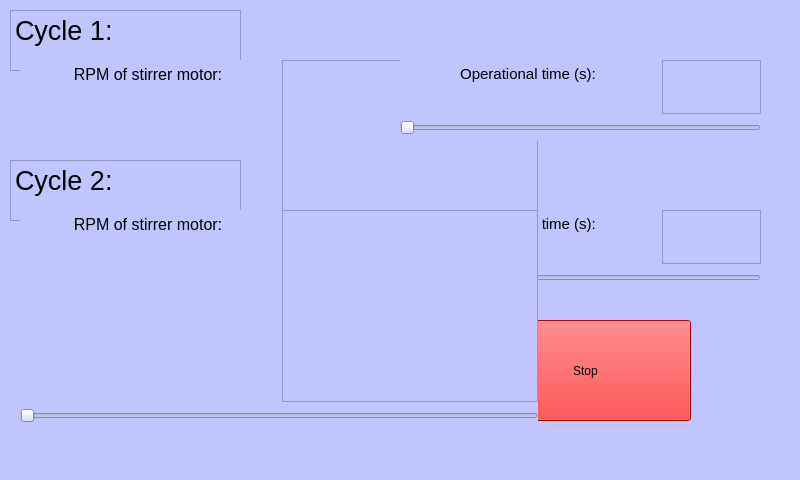
Old version of the form automation/GUI_automation.ui in the repository AndreasNilsson123/SpinchemDBT23.
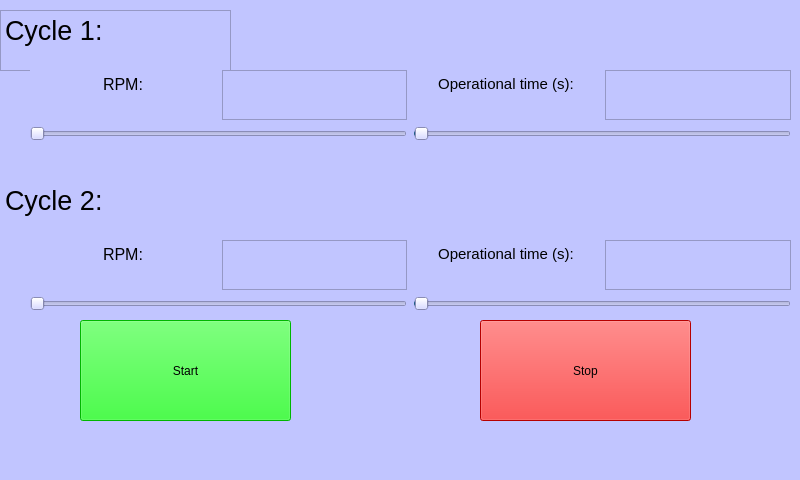
New version of the form.

What changed in the file:
```diff
--- a/automation/GUI_automation.ui
+++ b/automation/GUI_automation.ui
@@ -20,161 +20,6 @@
    <string notr="true">background-color: rgb(193, 197, 255);</string>
   </property>
   <widget class="QWidget" name="centralwidget">
-   <widget class="QWidget" name="gridLayoutWidget">
-    <property name="geometry">
-     <rect>
-      <x>20</x>
-      <y>60</y>
-      <width>361</width>
-      <height>81</height>
-     </rect>
-    </property>
-    <layout class="QFormLayout" name="formLayout">
-     <property name="sizeConstraint">
-      <enum>QLayout::SetFixedSize</enum>
-     </property>
-     <item row="0" column="0">
-      <widget class="QTextEdit" name="textEdit">
-       <property name="styleSheet">
-        <string notr="true">background-color: rgba(255, 255, 255,0);</string>
-       </property>
-       <property name="verticalScrollBarPolicy">
-        <enum>Qt::ScrollBarAlwaysOff</enum>
-       </property>
-       <property name="readOnly">
-        <bool>true</bool>
-       </property>
-       <property name="html">
-        <string>&lt;!DOCTYPE HTML PUBLIC &quot;-//W3C//DTD HTML 4.0//EN&quot; &quot;http://www.w3.org/TR/REC-html40/strict.dtd&quot;&gt;
-&lt;html&gt;&lt;head&gt;&lt;meta name=&quot;qrichtext&quot; content=&quot;1&quot; /&gt;&lt;style type=&quot;text/css&quot;&gt;
-p, li { white-space: pre-wrap; }
-&lt;/style&gt;&lt;/head&gt;&lt;body style=&quot; font-family:'MS Shell Dlg 2'; font-size:7.8pt; font-weight:400; font-style:normal;&quot;&gt;
-&lt;p align=&quot;center&quot; style=&quot; margin-top:0px; margin-bottom:0px; margin-left:0px; margin-right:0px; -qt-block-indent:0; text-indent:0px;&quot;&gt;&lt;span style=&quot; font-size:12pt;&quot;&gt;RPM of stirrer motor:&lt;/span&gt;&lt;/p&gt;
-&lt;p align=&quot;center&quot; style=&quot;-qt-paragraph-type:empty; margin-top:0px; margin-bottom:0px; margin-left:0px; margin-right:0px; -qt-block-indent:0; text-indent:0px;&quot;&gt;&lt;br /&gt;&lt;/p&gt;&lt;/body&gt;&lt;/html&gt;</string>
-       </property>
-      </widget>
-     </item>
-     <item row="0" column="1">
-      <widget class="QTextEdit" name="dispStirrerSpeed">
-       <property name="styleSheet">
-        <string notr="true">font: 20pt &quot;MS Shell Dlg 2&quot;;</string>
-       </property>
-       <property name="verticalScrollBarPolicy">
-        <enum>Qt::ScrollBarAlwaysOff</enum>
-       </property>
-       <property name="readOnly">
-        <bool>true</bool>
-       </property>
-       <property name="html">
-        <string>&lt;!DOCTYPE HTML PUBLIC &quot;-//W3C//DTD HTML 4.0//EN&quot; &quot;http://www.w3.org/TR/REC-html40/strict.dtd&quot;&gt;
-&lt;html&gt;&lt;head&gt;&lt;meta name=&quot;qrichtext&quot; content=&quot;1&quot; /&gt;&lt;style type=&quot;text/css&quot;&gt;
-p, li { white-space: pre-wrap; }
-&lt;/style&gt;&lt;/head&gt;&lt;body style=&quot; font-family:'MS Shell Dlg 2'; font-size:20pt; font-weight:400; font-style:normal;&quot;&gt;
-&lt;p style=&quot;-qt-paragraph-type:empty; margin-top:0px; margin-bottom:0px; margin-left:0px; margin-right:0px; -qt-block-indent:0; text-indent:0px;&quot;&gt;&lt;br /&gt;&lt;/p&gt;&lt;/body&gt;&lt;/html&gt;</string>
-       </property>
-      </widget>
-     </item>
-     <item row="2" column="1">
-      <layout class="QVBoxLayout" name="verticalLayout_2"/>
-     </item>
-     <item row="1" column="0" colspan="2">
-      <widget class="QSlider" name="stirrerSpeed">
-       <property name="minimum">
-        <number>50</number>
-       </property>
-       <property name="maximum">
-        <number>1000</number>
-       </property>
-       <property name="singleStep">
-        <number>10</number>
-       </property>
-       <property name="sliderPosition">
-        <number>50</number>
-       </property>
-       <property name="orientation">
-        <enum>Qt::Horizontal</enum>
-       </property>
-      </widget>
-     </item>
-    </layout>
-   </widget>
-   <widget class="QWidget" name="gridLayoutWidget_2">
-    <property name="geometry">
-     <rect>
-      <x>400</x>
-      <y>60</y>
-      <width>361</width>
-      <height>81</height>
-     </rect>
-    </property>
-    <layout class="QFormLayout" name="formLayout_2">
-     <item row="0" column="0">
-      <widget class="QTextEdit" name="textEdit_2">
-       <property name="styleSheet">
-        <string notr="true">background-color: rgba(255, 255, 255,0);</string>
-       </property>
-       <property name="verticalScrollBarPolicy">
-        <enum>Qt::ScrollBarAlwaysOff</enum>
-       </property>
-       <property name="readOnly">
-        <bool>true</bool>
-       </property>
-       <property name="html">
-        <string>&lt;!DOCTYPE HTML PUBLIC &quot;-//W3C//DTD HTML 4.0//EN&quot; &quot;http://www.w3.org/TR/REC-html40/strict.dtd&quot;&gt;
-&lt;html&gt;&lt;head&gt;&lt;meta name=&quot;qrichtext&quot; content=&quot;1&quot; /&gt;&lt;style type=&quot;text/css&quot;&gt;
-p, li { white-space: pre-wrap; }
-&lt;/style&gt;&lt;/head&gt;&lt;body style=&quot; font-family:'MS Shell Dlg 2'; font-size:7.8pt; font-weight:400; font-style:normal;&quot;&gt;
-&lt;p align=&quot;center&quot; style=&quot; margin-top:0px; margin-bottom:0px; margin-left:0px; margin-right:0px; -qt-block-indent:0; text-indent:0px;&quot;&gt;&lt;span style=&quot; font-size:11pt;&quot;&gt;Operational time (s):&lt;/span&gt;&lt;/p&gt;&lt;/body&gt;&lt;/html&gt;</string>
-       </property>
-      </widget>
-     </item>
-     <item row="0" column="1">
-      <widget class="QTextEdit" name="dispOperationalTime">
-       <property name="styleSheet">
-        <string notr="true">font: 20pt &quot;MS Shell Dlg 2&quot;;</string>
-       </property>
-       <property name="verticalScrollBarPolicy">
-        <enum>Qt::ScrollBarAlwaysOff</enum>
-       </property>
-       <property name="readOnly">
-        <bool>true</bool>
-       </property>
-       <property name="html">
-        <string>&lt;!DOCTYPE HTML PUBLIC &quot;-//W3C//DTD HTML 4.0//EN&quot; &quot;http://www.w3.org/TR/REC-html40/strict.dtd&quot;&gt;
-&lt;html&gt;&lt;head&gt;&lt;meta name=&quot;qrichtext&quot; content=&quot;1&quot; /&gt;&lt;style type=&quot;text/css&quot;&gt;
-p, li { white-space: pre-wrap; }
-&lt;/style&gt;&lt;/head&gt;&lt;body style=&quot; font-family:'MS Shell Dlg 2'; font-size:20pt; font-weight:400; font-style:normal;&quot;&gt;
-&lt;p style=&quot;-qt-paragraph-type:empty; margin-top:0px; margin-bottom:0px; margin-left:0px; margin-right:0px; -qt-block-indent:0; text-indent:0px;&quot;&gt;&lt;br /&gt;&lt;/p&gt;&lt;/body&gt;&lt;/html&gt;</string>
-       </property>
-      </widget>
-     </item>
-     <item row="2" column="1">
-      <layout class="QVBoxLayout" name="verticalLayout_3"/>
-     </item>
-     <item row="1" column="0" colspan="2">
-      <widget class="QSlider" name="operationalTime">
-       <property name="minimum">
-        <number>5</number>
-       </property>
-       <property name="maximum">
-        <number>1000</number>
-       </property>
-       <property name="singleStep">
-        <number>10</number>
-       </property>
-       <property name="value">
-        <number>5</number>
-       </property>
-       <property name="sliderPosition">
-        <number>5</number>
-       </property>
-       <property name="orientation">
-        <enum>Qt::Horizontal</enum>
-       </property>
-      </widget>
-     </item>
-    </layout>
-   </widget>
    <widget class="QPushButton" name="startButton">
     <property name="geometry">
      <rect>
@@ -212,7 +57,7 @@
    <widget class="QTextEdit" name="textEdit_3">
     <property name="geometry">
      <rect>
-      <x>10</x>
+      <x>0</x>
       <y>10</y>
       <width>231</width>
       <height>61</height>
@@ -229,35 +74,15 @@
    <widget class="QWidget" name="gridLayoutWidget_3">
     <property name="geometry">
      <rect>
-      <x>400</x>
-      <y>210</y>
-      <width>361</width>
-      <height>81</height>
+      <x>30</x>
+      <y>70</y>
+      <width>761</width>
+      <height>71</height>
      </rect>
     </property>
-    <layout class="QFormLayout" name="formLayout_5">
-     <item row="0" column="0">
-      <widget class="QTextEdit" name="textEdit_5">
-       <property name="styleSheet">
-        <string notr="true">background-color: rgba(255, 255, 255,0);</string>
-       </property>
-       <property name="verticalScrollBarPolicy">
-        <enum>Qt::ScrollBarAlwaysOff</enum>
-       </property>
-       <property name="readOnly">
-        <bool>true</bool>
-       </property>
-       <property name="html">
-        <string>&lt;!DOCTYPE HTML PUBLIC &quot;-//W3C//DTD HTML 4.0//EN&quot; &quot;http://www.w3.org/TR/REC-html40/strict.dtd&quot;&gt;
-&lt;html&gt;&lt;head&gt;&lt;meta name=&quot;qrichtext&quot; content=&quot;1&quot; /&gt;&lt;style type=&quot;text/css&quot;&gt;
-p, li { white-space: pre-wrap; }
-&lt;/style&gt;&lt;/head&gt;&lt;body style=&quot; font-family:'MS Shell Dlg 2'; font-size:7.8pt; font-weight:400; font-style:normal;&quot;&gt;
-&lt;p align=&quot;center&quot; style=&quot; margin-top:0px; margin-bottom:0px; margin-left:0px; margin-right:0px; -qt-block-indent:0; text-indent:0px;&quot;&gt;&lt;span style=&quot; font-size:11pt;&quot;&gt;Operational time (s):&lt;/span&gt;&lt;/p&gt;&lt;/body&gt;&lt;/html&gt;</string>
-       </property>
-      </widget>
-     </item>
+    <layout class="QGridLayout" name="gridLayout">
      <item row="0" column="1">
-      <widget class="QTextEdit" name="dispOperationalTime_3">
+      <widget class="QTextEdit" name="dispStirrerSpeed">
        <property name="styleSheet">
         <string notr="true">font: 20pt &quot;MS Shell Dlg 2&quot;;</string>
        </property>
@@ -276,13 +101,90 @@
        </property>
       </widget>
      </item>
-     <item row="2" column="1">
-      <layout class="QVBoxLayout" name="verticalLayout_6"/>
+     <item row="0" column="2">
+      <widget class="QTextEdit" name="textEdit_2">
+       <property name="styleSheet">
+        <string notr="true">background-color: rgba(255, 255, 255,0);</string>
+       </property>
+       <property name="verticalScrollBarPolicy">
+        <enum>Qt::ScrollBarAlwaysOff</enum>
+       </property>
+       <property name="readOnly">
+        <bool>true</bool>
+       </property>
+       <property name="html">
+        <string>&lt;!DOCTYPE HTML PUBLIC &quot;-//W3C//DTD HTML 4.0//EN&quot; &quot;http://www.w3.org/TR/REC-html40/strict.dtd&quot;&gt;
+&lt;html&gt;&lt;head&gt;&lt;meta name=&quot;qrichtext&quot; content=&quot;1&quot; /&gt;&lt;style type=&quot;text/css&quot;&gt;
+p, li { white-space: pre-wrap; }
+&lt;/style&gt;&lt;/head&gt;&lt;body style=&quot; font-family:'MS Shell Dlg 2'; font-size:7.8pt; font-weight:400; font-style:normal;&quot;&gt;
+&lt;p align=&quot;center&quot; style=&quot; margin-top:0px; margin-bottom:0px; margin-left:0px; margin-right:0px; -qt-block-indent:0; text-indent:0px;&quot;&gt;&lt;span style=&quot; font-size:11pt;&quot;&gt;Operational time (s):&lt;/span&gt;&lt;/p&gt;&lt;/body&gt;&lt;/html&gt;</string>
+       </property>
+      </widget>
+     </item>
+     <item row="0" column="3">
+      <widget class="QTextEdit" name="dispOperationalTime">
+       <property name="styleSheet">
+        <string notr="true">font: 20pt &quot;MS Shell Dlg 2&quot;;</string>
+       </property>
+       <property name="verticalScrollBarPolicy">
+        <enum>Qt::ScrollBarAlwaysOff</enum>
+       </property>
+       <property name="readOnly">
+        <bool>true</bool>
+       </property>
+       <property name="html">
+        <string>&lt;!DOCTYPE HTML PUBLIC &quot;-//W3C//DTD HTML 4.0//EN&quot; &quot;http://www.w3.org/TR/REC-html40/strict.dtd&quot;&gt;
+&lt;html&gt;&lt;head&gt;&lt;meta name=&quot;qrichtext&quot; content=&quot;1&quot; /&gt;&lt;style type=&quot;text/css&quot;&gt;
+p, li { white-space: pre-wrap; }
+&lt;/style&gt;&lt;/head&gt;&lt;body style=&quot; font-family:'MS Shell Dlg 2'; font-size:20pt; font-weight:400; font-style:normal;&quot;&gt;
+&lt;p style=&quot;-qt-paragraph-type:empty; margin-top:0px; margin-bottom:0px; margin-left:0px; margin-right:0px; -qt-block-indent:0; text-indent:0px;&quot;&gt;&lt;br /&gt;&lt;/p&gt;&lt;/body&gt;&lt;/html&gt;</string>
+       </property>
+      </widget>
+     </item>
+     <item row="0" column="0">
+      <widget class="QTextEdit" name="textEdit">
+       <property name="styleSheet">
+        <string notr="true">background-color: rgba(255, 255, 255,0);</string>
+       </property>
+       <property name="verticalScrollBarPolicy">
+        <enum>Qt::ScrollBarAlwaysOff</enum>
+       </property>
+       <property name="readOnly">
+        <bool>true</bool>
+       </property>
+       <property name="html">
+        <string>&lt;!DOCTYPE HTML PUBLIC &quot;-//W3C//DTD HTML 4.0//EN&quot; &quot;http://www.w3.org/TR/REC-html40/strict.dtd&quot;&gt;
+&lt;html&gt;&lt;head&gt;&lt;meta name=&quot;qrichtext&quot; content=&quot;1&quot; /&gt;&lt;style type=&quot;text/css&quot;&gt;
+p, li { white-space: pre-wrap; }
+&lt;/style&gt;&lt;/head&gt;&lt;body style=&quot; font-family:'MS Shell Dlg 2'; font-size:7.8pt; font-weight:400; font-style:normal;&quot;&gt;
+&lt;p align=&quot;center&quot; style=&quot; margin-top:0px; margin-bottom:0px; margin-left:0px; margin-right:0px; -qt-block-indent:0; text-indent:0px;&quot;&gt;&lt;span style=&quot; font-size:12pt;&quot;&gt;RPM:&lt;/span&gt;&lt;/p&gt;
+&lt;p align=&quot;center&quot; style=&quot;-qt-paragraph-type:empty; margin-top:0px; margin-bottom:0px; margin-left:0px; margin-right:0px; -qt-block-indent:0; text-indent:0px;&quot;&gt;&lt;br /&gt;&lt;/p&gt;&lt;/body&gt;&lt;/html&gt;</string>
+       </property>
+      </widget>
      </item>
      <item row="1" column="0" colspan="2">
-      <widget class="QSlider" name="operationalTime_3">
+      <widget class="QSlider" name="stirrerSpeed">
        <property name="minimum">
-        <number>5</number>
+        <number>50</number>
+       </property>
+       <property name="maximum">
+        <number>1000</number>
+       </property>
+       <property name="singleStep">
+        <number>10</number>
+       </property>
+       <property name="sliderPosition">
+        <number>50</number>
+       </property>
+       <property name="orientation">
+        <enum>Qt::Horizontal</enum>
+       </property>
+      </widget>
+     </item>
+     <item row="1" column="2" colspan="2">
+      <widget class="QSlider" name="operationalTime">
+       <property name="minimum">
+        <number>1</number>
        </property>
        <property name="maximum">
         <number>1000</number>
@@ -303,15 +205,19 @@
      </item>
     </layout>
    </widget>
-   <widget class="QTextEdit" name="textEdit_7">
+   <widget class="QTextEdit" name="textEdit_5">
     <property name="geometry">
      <rect>
-      <x>10</x>
-      <y>160</y>
+      <x>0</x>
+      <y>180</y>
       <width>231</width>
       <height>61</height>
      </rect>
     </property>
+    <property name="styleSheet">
+     <string notr="true">background-color: rgba(255, 255, 255,0);
+border-color: rgb(255, 255, 255,0);</string>
+    </property>
     <property name="html">
      <string>&lt;!DOCTYPE HTML PUBLIC &quot;-//W3C//DTD HTML 4.0//EN&quot; &quot;http://www.w3.org/TR/REC-html40/strict.dtd&quot;&gt;
 &lt;html&gt;&lt;head&gt;&lt;meta name=&quot;qrichtext&quot; content=&quot;1&quot; /&gt;&lt;style type=&quot;text/css&quot;&gt;
@@ -323,17 +229,76 @@
    <widget class="QWidget" name="gridLayoutWidget_4">
     <property name="geometry">
      <rect>
-      <x>20</x>
-      <y>210</y>
-      <width>361</width>
-      <height>81</height>
+      <x>30</x>
+      <y>240</y>
+      <width>761</width>
+      <height>71</height>
      </rect>
     </property>
-    <layout class="QFormLayout" name="formLayout_6">
-     <property name="sizeConstraint">
-      <enum>QLayout::SetFixedSize</enum>
-     </property>
+    <layout class="QGridLayout" name="gridLayout_2">
+     <item row="1" column="2" colspan="2">
+      <widget class="QSlider" name="operationalTime_3">
+       <property name="minimum">
+        <number>1</number>
+       </property>
+       <property name="maximum">
+        <number>1000</number>
+       </property>
+       <property name="singleStep">
+        <number>10</number>
+       </property>
+       <property name="value">
+        <number>5</number>
+       </property>
+       <property name="sliderPosition">
+        <number>5</number>
+       </property>
+       <property name="orientation">
+        <enum>Qt::Horizontal</enum>
+       </property>
+      </widget>
+     </item>
      <item row="0" column="0">
+      <widget class="QTextEdit" name="textEdit_9">
+       <property name="styleSheet">
+        <string notr="true">background-color: rgba(255, 255, 255,0);</string>
+       </property>
+       <property name="verticalScrollBarPolicy">
+        <enum>Qt::ScrollBarAlwaysOff</enum>
+       </property>
+       <property name="readOnly">
+        <bool>true</bool>
+       </property>
+       <property name="html">
+        <string>&lt;!DOCTYPE HTML PUBLIC &quot;-//W3C//DTD HTML 4.0//EN&quot; &quot;http://www.w3.org/TR/REC-html40/strict.dtd&quot;&gt;
+&lt;html&gt;&lt;head&gt;&lt;meta name=&quot;qrichtext&quot; content=&quot;1&quot; /&gt;&lt;style type=&quot;text/css&quot;&gt;
+p, li { white-space: pre-wrap; }
+&lt;/style&gt;&lt;/head&gt;&lt;body style=&quot; font-family:'MS Shell Dlg 2'; font-size:7.8pt; font-weight:400; font-style:normal;&quot;&gt;
+&lt;p align=&quot;center&quot; style=&quot; margin-top:0px; margin-bottom:0px; margin-left:0px; margin-right:0px; -qt-block-indent:0; text-indent:0px;&quot;&gt;&lt;span style=&quot; font-size:12pt;&quot;&gt;RPM:&lt;/span&gt;&lt;/p&gt;
+&lt;p align=&quot;center&quot; style=&quot;-qt-paragraph-type:empty; margin-top:0px; margin-bottom:0px; margin-left:0px; margin-right:0px; -qt-block-indent:0; text-indent:0px;&quot;&gt;&lt;br /&gt;&lt;/p&gt;&lt;/body&gt;&lt;/html&gt;</string>
+       </property>
+      </widget>
+     </item>
+     <item row="1" column="0" colspan="2">
+      <widget class="QSlider" name="stirrerSpeed_3">
+       <property name="minimum">
+        <number>50</number>
+       </property>
+       <property name="maximum">
+        <number>1000</number>
+       </property>
+       <property name="singleStep">
+        <number>10</number>
+       </property>
+       <property name="sliderPosition">
+        <number>50</number>
+       </property>
+       <property name="orientation">
+        <enum>Qt::Horizontal</enum>
+       </property>
+      </widget>
+     </item>
+     <item row="0" column="2">
       <widget class="QTextEdit" name="textEdit_8">
        <property name="styleSheet">
         <string notr="true">background-color: rgba(255, 255, 255,0);</string>
@@ -349,8 +314,27 @@
 &lt;html&gt;&lt;head&gt;&lt;meta name=&quot;qrichtext&quot; content=&quot;1&quot; /&gt;&lt;style type=&quot;text/css&quot;&gt;
 p, li { white-space: pre-wrap; }
 &lt;/style&gt;&lt;/head&gt;&lt;body style=&quot; font-family:'MS Shell Dlg 2'; font-size:7.8pt; font-weight:400; font-style:normal;&quot;&gt;
-&lt;p align=&quot;center&quot; style=&quot; margin-top:0px; margin-bottom:0px; margin-left:0px; margin-right:0px; -qt-block-indent:0; text-indent:0px;&quot;&gt;&lt;span style=&quot; font-size:12pt;&quot;&gt;RPM of stirrer motor:&lt;/span&gt;&lt;/p&gt;
-&lt;p align=&quot;center&quot; style=&quot;-qt-paragraph-type:empty; margin-top:0px; margin-bottom:0px; margin-left:0px; margin-right:0px; -qt-block-indent:0; text-indent:0px;&quot;&gt;&lt;br /&gt;&lt;/p&gt;&lt;/body&gt;&lt;/html&gt;</string>
+&lt;p align=&quot;center&quot; style=&quot; margin-top:0px; margin-bottom:0px; margin-left:0px; margin-right:0px; -qt-block-indent:0; text-indent:0px;&quot;&gt;&lt;span style=&quot; font-size:11pt;&quot;&gt;Operational time (s):&lt;/span&gt;&lt;/p&gt;&lt;/body&gt;&lt;/html&gt;</string>
+       </property>
+      </widget>
+     </item>
+     <item row="0" column="3">
+      <widget class="QTextEdit" name="dispOperationalTime_3">
+       <property name="styleSheet">
+        <string notr="true">font: 20pt &quot;MS Shell Dlg 2&quot;;</string>
+       </property>
+       <property name="verticalScrollBarPolicy">
+        <enum>Qt::ScrollBarAlwaysOff</enum>
+       </property>
+       <property name="readOnly">
+        <bool>true</bool>
+       </property>
+       <property name="html">
+        <string>&lt;!DOCTYPE HTML PUBLIC &quot;-//W3C//DTD HTML 4.0//EN&quot; &quot;http://www.w3.org/TR/REC-html40/strict.dtd&quot;&gt;
+&lt;html&gt;&lt;head&gt;&lt;meta name=&quot;qrichtext&quot; content=&quot;1&quot; /&gt;&lt;style type=&quot;text/css&quot;&gt;
+p, li { white-space: pre-wrap; }
+&lt;/style&gt;&lt;/head&gt;&lt;body style=&quot; font-family:'MS Shell Dlg 2'; font-size:20pt; font-weight:400; font-style:normal;&quot;&gt;
+&lt;p style=&quot;-qt-paragraph-type:empty; margin-top:0px; margin-bottom:0px; margin-left:0px; margin-right:0px; -qt-block-indent:0; text-indent:0px;&quot;&gt;&lt;br /&gt;&lt;/p&gt;&lt;/body&gt;&lt;/html&gt;</string>
        </property>
       </widget>
      </item>
@@ -374,28 +358,6 @@
        </property>
       </widget>
      </item>
-     <item row="2" column="1">
-      <layout class="QVBoxLayout" name="verticalLayout_7"/>
-     </item>
-     <item row="1" column="0" colspan="2">
-      <widget class="QSlider" name="stirrerSpeed_3">
-       <property name="minimum">
-        <number>50</number>
-       </property>
-       <property name="maximum">
-        <number>1000</number>
-       </property>
-       <property name="singleStep">
-        <number>10</number>
-       </property>
-       <property name="sliderPosition">
-        <number>50</number>
-       </property>
-       <property name="orientation">
-        <enum>Qt::Horizontal</enum>
-       </property>
-      </widget>
-     </item>
     </layout>
    </widget>
    <zorder>textEdit_3</zorder>
```
Left out of the diff: 12 changed lines with no effect on the pictures.
